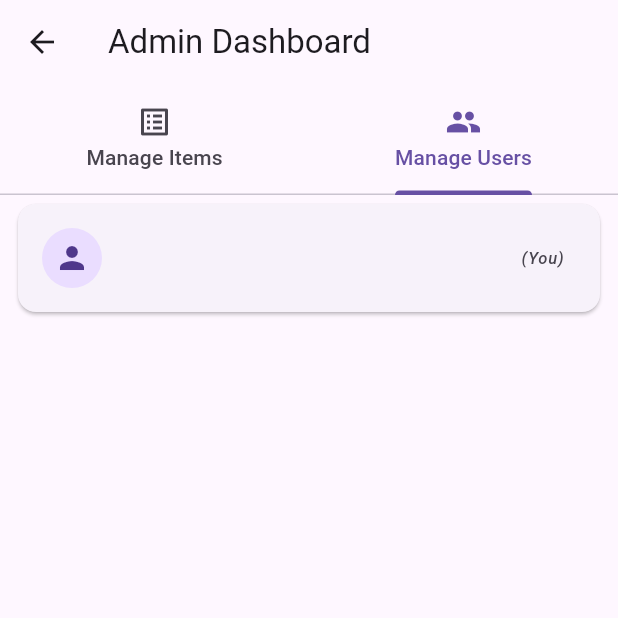
After one commit to SaOnZ/foundme-app, a Flutter app: the AdminDashboardPage screen opened directly, tab 2 chosen, on a phone screen of 412 x 824 dp, the top half of it. The commit adds this screen. Run offline on Flutter 3.47's test engine with Material 3 defaults, Android fonts, the phone set to English and light mode, and no system bars; our stand-ins replace cached_network_image, cloud_firestore, cloud_functions, firebase_auth, firebase_core, firebase_messaging and 6 more; accounts and stored records are empty; generated files the repository leaves out were written again.

Commit message:
adding admin dashboard/function

```diff
--- /dev/null
+++ b/lib/admin/manage_users_tab.dart
@@ -0,0 +1,123 @@
+import 'package:cached_network_image/cached_network_image.dart';
+import 'package:cloud_functions/cloud_functions.dart';
+import 'package:flutter/material.dart';
+import '../models/user_model.dart';
+import '../services/auth_service.dart';
+
+class ManageUsersTab extends StatelessWidget {
+  const ManageUsersTab({super.key});
+
+  @override
+  Widget build(BuildContext context) {
+    final adminUid = AuthService.instance.currentUser?.uid;
+
+    return StreamBuilder<List<UserModel>>(
+      stream: AuthService.instance.adminGetAllUsers(),
+      builder: (context, snap) {
+        if (snap.hasError) {
+          return Center(child: Text('Error: ${snap.error}'));
+        }
+        if (!snap.hasData) {
+          return const Center(child: CircularProgressIndicator());
+        }
+        final users = snap.data!;
+
+        return ListView.builder(
+          itemCount: users.length,
+          itemBuilder: (context, i) {
+            final user = users[i];
+            final bool isMe = (user.uid == adminUid);
+            final bool isAlsoAdmin = (user.role == 'admin');
+
+            return Card(
+              margin: const EdgeInsets.symmetric(horizontal: 12, vertical: 6),
+              child: ListTile(
+                leading: CircleAvatar(
+                  backgroundImage: (user.photoURL != null)
+                      ? CachedNetworkImageProvider(user.photoURL!)
+                      : null,
+                  child: (user.photoURL == null)
+                      ? const Icon(Icons.person)
+                      : null,
+                ),
+                title: Text(user.name),
+                subtitle: Text(user.email),
+                trailing: isMe
+                    ? const Text(
+                        '(You)',
+                        style: TextStyle(fontStyle: FontStyle.italic),
+                      )
+                    : TextButton(
+                        style: TextButton.styleFrom(
+                          foregroundColor: isAlsoAdmin
+                              ? Colors.grey
+                              : Colors.red,
+                        ),
+                        onPressed: isAlsoAdmin
+                            ? null
+                            : () => _showDisableDialog(context, user),
+                        child: Text(isAlsoAdmin ? 'Admin' : 'Disable'),
+                      ),
+              ),
+            );
+          },
+        );
+      },
+    );
+  }
+
+  void _showDisableDialog(BuildContext context, UserModel user) {
+    showDialog(
+      context: context,
+      builder: (context) {
+        return AlertDialog(
+          title: const Text('Disable User?'),
+          content: Text(
+            'Are you sure you want to disable ${user.name}? They will no longer be able to log in.',
+          ),
+          actions: [
+            TextButton(
+              child: const Text('Cancel'),
+              onPressed: () => Navigator.of(context).pop(),
+            ),
+            TextButton(
+              style: TextButton.styleFrom(foregroundColor: Colors.red),
+              child: const Text('Disable'),
+              onPressed: () async {
+                await _disableUser(context, user.uid);
+                if (context.mounted) Navigator.of(context).pop();
+              },
+            ),
+          ],
+        );
+      },
+    );
+  }
+
+  Future<void> _disableUser(BuildContext context, String uid) async {
+    try {
+      final callable = FirebaseFunctions.instance.httpsCallable('disableUser');
+      await callable.call({'uid': uid});
+
+      if (context.mounted) {
+        ScaffoldMessenger.of(context).showSnackBar(
+          const SnackBar(content: Text('User disabled successfully.')),
+        );
+      }
+    } on FirebaseFunctionsException catch (e) {
+      if (context.mounted) {
+        ScaffoldMessenger.of(context).showSnackBar(
+          SnackBar(
+            content: Text('Error: ${e.message ?? "Failed to disable user"}'),
+          ),
+        );
+      }
+    } catch (e) {
+      if (context.mounted) {
+        ScaffoldMessenger.of(
+          context,
+        ).showSnackBar(SnackBar(content: Text('An unknown error occured: $e')));
+      }
+    }
+  }
+}
--- /dev/null
+++ b/lib/pages/admin_dashboard_page.dart
@@ -0,0 +1,26 @@
+import 'package:flutter/material.dart';
+import '../admin/manage_items_tab.dart';
+import '../admin/manage_users_tab.dart';
+
+class AdminDashboardPage extends StatelessWidget {
+  const AdminDashboardPage({super.key});
+
+  @override
+  Widget build(BuildContext context) {
+    return DefaultTabController(
+      length: 2,
+      child: Scaffold(
+        appBar: AppBar(
+          title: const Text('Admin Dashboard'),
+          bottom: const TabBar(
+            tabs: [
+              Tab(icon: Icon(Icons.list_alt), text: 'Manage Items'),
+              Tab(icon: Icon(Icons.people), text: 'Manage Users'),
+            ],
+          ),
+        ),
+        body: const TabBarView(children: [ManageItemsTab(), ManageUsersTab()]),
+      ),
+    );
+  }
+}
--- a/lib/services/auth_service.dart
+++ b/lib/services/auth_service.dart
@@ -21,8 +21,7 @@ class AuthService {
   User? get currentUser => _auth.currentUser;
 
   ///Guest= not signed in OR anonymous sign-in.
-  bool get isGuest =>
-      _auth.currentUser == null || (_auth.currentUser?.isAnonymous ?? false);
+  bool get isGuest => _auth.currentUser?.isAnonymous ?? false;
 
   /// Read custom claims (currently we only need 'admin' : true/false)
   Future<Map<String, bool>> roles() async {
@@ -59,6 +58,13 @@ class AuthService {
     } catch (e) {
       return null;
     }
+  }
+
+  Stream<List<UserModel>> adminGetAllUsers() {
+    return _users
+        .orderBy('name')
+        .snapshots()
+        .map((s) => s.docs.map(UserModel.fromDoc).toList());
   }
 
   /*-------------Auth actions----------------*/
```
Also changed, not shown: lib/admin/manage_items_tab.dart (added, +89 -0 lines), lib/pages/profile_page.dart (+22 -0 lines), lib/services/item_service.dart (+18 -0 lines), 1 other file.
